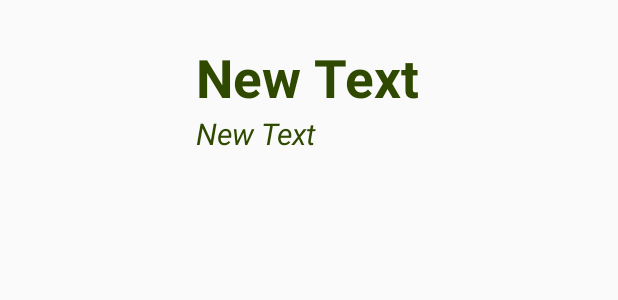
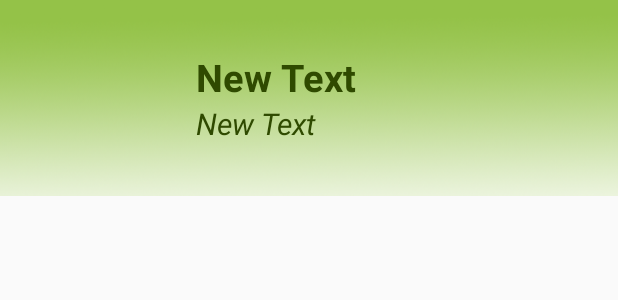
Before and after one commit to masterUNG/Traffic_16Jan16, an Android app: the layout traffic_listview.xml on its own in the app's theme, with its tools: preview values and no code run, on a phone screen of 412 x 824 dp. Shown: the top 300 px of the screen. Run offline under Robolectric (Android 15) with nearby library versions, the phone set to English and light mode, and no system bars.

Commit message:
After Lunch

```diff
--- a/app/src/main/res/layout/traffic_listview.xml
+++ b/app/src/main/res/layout/traffic_listview.xml
@@ -1,7 +1,8 @@
 <?xml version="1.0" encoding="utf-8"?>
 <LinearLayout xmlns:android="http://schemas.android.com/apk/res/android"
     android:orientation="horizontal" android:layout_width="match_parent"
-    android:layout_height="wrap_content">
+    android:layout_height="wrap_content"
+    android:background="@drawable/bg_listview">
 
     <ImageView
         android:layout_width="@dimen/icon"
--- a/app/src/main/res/values/dimens.xml
+++ b/app/src/main/res/values/dimens.xml
@@ -3,7 +3,7 @@
     <dimen name="activity_horizontal_margin">16dp</dimen>
     <dimen name="activity_vertical_margin">16dp</dimen>
 
-    <dimen name="h1">35sp</dimen>
+    <dimen name="h1">25sp</dimen>
     <dimen name="h2">20sp</dimen>
     <dimen name="icon">100dp</dimen>
     <dimen name="image">250dp</dimen>
```
Also changed, not shown: app/src/main/res/drawable/bg_listview.png (added).
